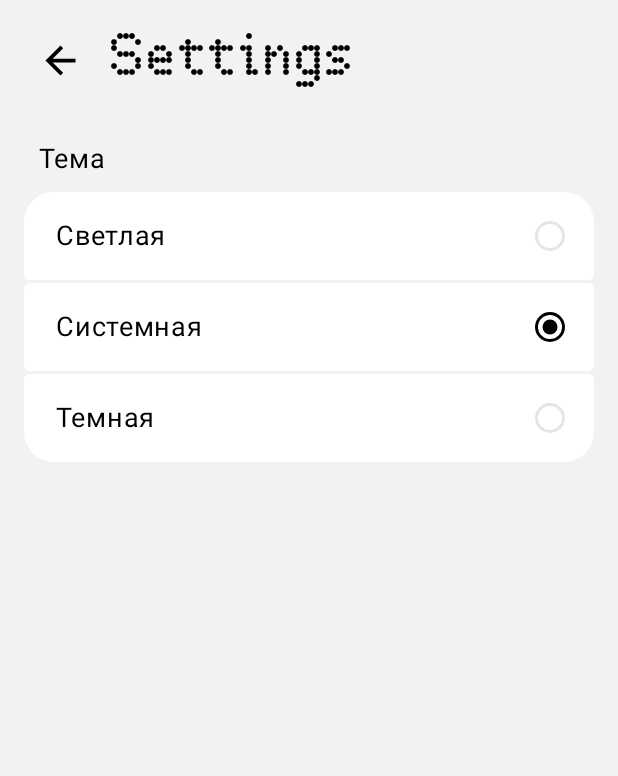
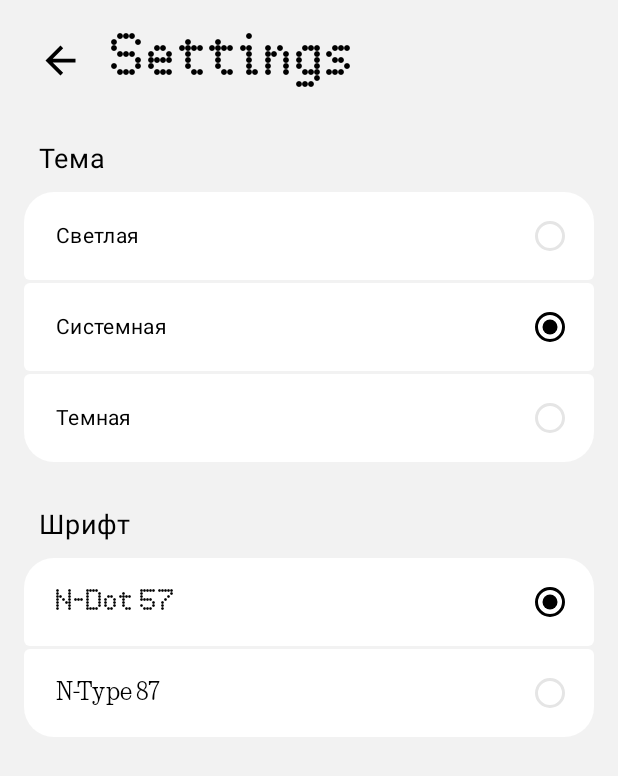
Before and after one commit to imglmd/n-thing-calculator, an Android app built with Jetpack Compose: the screen it shows after launch (MainActivity), after a tap on "Settings", on a phone screen of 412 x 824 dp. Shown: the top 776 px of the screen. Run offline under Robolectric (Android 15) with nearby library versions, the phone set to English and light mode, and no system bars.

Commit message:
changing fontStyle

```diff
--- a/app/src/main/java/com/kiryha/calculator/ui/components/CalculatorButton.kt
+++ b/app/src/main/java/com/kiryha/calculator/ui/components/CalculatorButton.kt
@@ -12,9 +12,13 @@ import androidx.compose.ui.Alignment
 import androidx.compose.ui.Modifier
 import androidx.compose.ui.draw.clip
 import androidx.compose.ui.graphics.Color
+import androidx.compose.ui.platform.LocalContext
 import androidx.compose.ui.text.style.TextAlign
+import androidx.compose.ui.unit.TextUnit
 import androidx.compose.ui.unit.dp
 import androidx.compose.ui.unit.sp
+import com.kiryha.calculator.ui.theme.FontStyle
+import com.kiryha.calculator.utils.PreferencesManager
 
 @Composable
 fun CalculatorButton(
@@ -22,22 +26,30 @@ fun CalculatorButton(
     modifier: Modifier = Modifier,
     color: Color = MaterialTheme.colorScheme.primary,
     textColor: Color = MaterialTheme.colorScheme.onPrimary,
+    fontSize: TextUnit = 49.sp,
     onClick: () -> Unit
 ) {
+    val context = LocalContext.current
+    val currentFont = PreferencesManager.getFontStyle(context)
+
+    val (startPadding, topPadding) = when (currentFont) {
+        FontStyle.NDot57 -> (fontSize.value / 7).dp to (fontSize.value / 7).dp
+        FontStyle.NType87 -> 0.dp to (fontSize.value / 5).dp
+    }
+
     Box(
         contentAlignment = Alignment.Center,
         modifier = modifier
             .clip(CircleShape)
             .clickable { onClick() }
             .background(color = color)
-
-    ){
+    ) {
         Text(
             text = symbol,
-            modifier = Modifier.padding(start = 7.dp, top = 7.dp),      //нужно из-за ебучих отступов в шрифте. отступ должен быть размером в одну точку, т.е. fontSize/7
-            fontSize = 49.sp,
+            modifier = Modifier.padding(start = startPadding, top = topPadding),
+            fontSize = fontSize,
             textAlign = TextAlign.Center,
-            color = textColor,
+            color = textColor
         )
     }
 }
--- a/app/src/main/java/com/kiryha/calculator/ui/components/SettingsRadioButton.kt
+++ b/app/src/main/java/com/kiryha/calculator/ui/components/SettingsRadioButtons.kt
@@ -3,13 +3,11 @@ package com.kiryha.calculator.ui.components
 import androidx.compose.foundation.background
 import androidx.compose.foundation.clickable
 import androidx.compose.foundation.layout.Arrangement
-import androidx.compose.foundation.layout.Box
 import androidx.compose.foundation.layout.Column
 import androidx.compose.foundation.layout.Row
 import androidx.compose.foundation.layout.Spacer
 import androidx.compose.foundation.layout.fillMaxWidth
 import androidx.compose.foundation.layout.padding
-import androidx.compose.foundation.layout.size
 import androidx.compose.foundation.shape.RoundedCornerShape
 import androidx.compose.material3.MaterialTheme
 import androidx.compose.material3.RadioButton
@@ -23,15 +21,16 @@ import androidx.compose.runtime.setValue
 import androidx.compose.ui.Alignment
 import androidx.compose.ui.Modifier
 import androidx.compose.ui.draw.clip
+import androidx.compose.ui.text.TextStyle
 import androidx.compose.ui.unit.dp
 import androidx.compose.ui.unit.sp
 
 @Composable
-fun <T> SettingsRadioButton(
+fun <T> SettingsRadioButtons(
     options: List<T>,
     selectedOption: T,
     onOptionSelected: (T) -> Unit,
-    optionToString: (T) -> String, // Функция для преобразования опции в отображаемый текст
+    optionToTextStyle: (T) -> Pair<String, TextStyle?>, // Изменено: возвращает пару (строка, стиль)
     label: String = "Выберите опцию:",
     modifier: Modifier = Modifier
 ) {
@@ -44,17 +43,18 @@ fun <T> SettingsRadioButton(
             text = label,
             fontSize = 18.sp,
             color = MaterialTheme.colorScheme.onBackground,
-            modifier = Modifier.padding(10.dp))
-        Column (
+            modifier = Modifier.padding(10.dp)
+        )
+        Column(
             modifier = Modifier
                 .clip(RoundedCornerShape(20.dp)),
             verticalArrangement = Arrangement.spacedBy(2.dp)
         ) {
             options.forEach { option ->
+                val (text, textStyle) = optionToTextStyle(option)
                 Row(
                     modifier = Modifier
                         .fillMaxWidth()
-
                         .clip(RoundedCornerShape(4.dp))
                         .clickable {
                             selected = option
@@ -62,12 +62,11 @@ fun <T> SettingsRadioButton(
                         }
                         .background(MaterialTheme.colorScheme.primary)
                         .padding(5.dp),
-                    verticalAlignment = Alignment.CenterVertically,
-
+                    verticalAlignment = Alignment.CenterVertically
                 ) {
                     Text(
-                        text = optionToString(option),
-                        fontSize = 18.sp,
+                        text = text,
+                        style = textStyle ?: MaterialTheme.typography.bodyMedium, // Используем стиль или дефолтный
                         color = MaterialTheme.colorScheme.onPrimary,
                         modifier = Modifier
                             .weight(1f)
@@ -85,10 +84,8 @@ fun <T> SettingsRadioButton(
                             selectedColor = MaterialTheme.colorScheme.onPrimary
                         )
                     )
-
                 }
             }
         }
-
     }
 }
--- a/app/src/main/java/com/kiryha/calculator/ui/screens/MainActivity.kt
+++ b/app/src/main/java/com/kiryha/calculator/ui/screens/MainActivity.kt
@@ -27,6 +27,7 @@ import androidx.navigation.compose.rememberNavController
 import com.kiryha.calculator.ui.calculator.Calculator
 import com.kiryha.calculator.ui.calculator.CalculatorViewModel
 import com.kiryha.calculator.ui.theme.CalculatorTheme
+import com.kiryha.calculator.ui.theme.FontStyle
 import com.kiryha.calculator.ui.theme.ThemeMode
 import com.kiryha.calculator.utils.PreferencesManager
 import kotlinx.serialization.Serializable
@@ -37,10 +38,12 @@ class MainActivity : ComponentActivity() {
         super.onCreate(savedInstanceState)
         enableEdgeToEdge()
         setContent {
-            var currentTheme by remember {
-                mutableStateOf(PreferencesManager.getThemeMode(this))
-            }
-            CalculatorTheme(themeMode = currentTheme) {
+            var currentTheme by remember { mutableStateOf(PreferencesManager.getThemeMode(this)) }
+            var fontStyle by remember { mutableStateOf(PreferencesManager.getFontStyle(this)) }
+            CalculatorTheme(
+                themeMode = currentTheme,
+                fontStyle = fontStyle
+            ) {
                 val navController = rememberNavController()
                 NavHost(
                     navController = navController,
@@ -80,7 +83,11 @@ class MainActivity : ComponentActivity() {
                                 currentTheme = newTheme
                                 PreferencesManager.saveThemeMode(this@MainActivity, newTheme)
                             },
-                            navController = navController,
+                            onFontChanged = { newFont ->
+                                fontStyle = newFont
+                                PreferencesManager.saveFontStyle(this@MainActivity, newFont)
+                            },
+                            navController = navController
                         )
                     }
                 }
--- a/app/src/main/java/com/kiryha/calculator/ui/screens/SettingsScreen.kt
+++ b/app/src/main/java/com/kiryha/calculator/ui/screens/SettingsScreen.kt
@@ -18,29 +18,35 @@ import androidx.compose.runtime.Composable
 import androidx.compose.ui.Alignment
 import androidx.compose.ui.Modifier
 import androidx.compose.ui.platform.LocalContext
+import androidx.compose.ui.text.TextStyle
 import androidx.compose.ui.unit.dp
 import androidx.compose.ui.unit.sp
 import androidx.navigation.NavController
-import com.kiryha.calculator.ui.components.SettingsRadioButton
+import com.kiryha.calculator.ui.components.SettingsRadioButtons
+import com.kiryha.calculator.ui.theme.FontStyle
+import com.kiryha.calculator.ui.theme.NDot57
+import com.kiryha.calculator.ui.theme.NType87
 import com.kiryha.calculator.ui.theme.ThemeMode
 import com.kiryha.calculator.utils.PreferencesManager
 
 @Composable
 fun SettingsScreen(
     onThemeChanged: (ThemeMode) -> Unit,
+    onFontChanged: (FontStyle) -> Unit,
     navController: NavController,
     modifier: Modifier = Modifier
         .fillMaxSize()
         .background(MaterialTheme.colorScheme.background)
-        .statusBarsPadding(),
+        .statusBarsPadding()
 ) {
     val context = LocalContext.current
     val currentTheme = PreferencesManager.getThemeMode(context)
+    val currentFont = PreferencesManager.getFontStyle(context)
 
     Column(modifier = modifier.padding(16.dp)) {
         Row(verticalAlignment = Alignment.CenterVertically) {
             IconButton(
-                onClick = { navController.popBackStack() },
+                onClick = { navController.popBackStack() }
             ) {
                 Icon(
                     imageVector = Icons.Default.ArrowBack,
@@ -56,20 +62,44 @@ fun SettingsScreen(
                 fontSize = 36.sp
             )
         }
-        SettingsRadioButton(
+        SettingsRadioButtons(
             options = listOf(ThemeMode.Light, ThemeMode.System, ThemeMode.Dark),
             selectedOption = currentTheme,
             onOptionSelected = { newTheme ->
+                println("Theme selected: $newTheme") // Для отладки
+                PreferencesManager.saveThemeMode(context, newTheme)
                 onThemeChanged(newTheme)
             },
-            optionToString = { theme ->
+            optionToTextStyle = { theme ->
                 when (theme) {
-                    ThemeMode.Light -> "Светлая"
-                    ThemeMode.System -> "Системная"
-                    ThemeMode.Dark -> "Темная"
+                    ThemeMode.Light -> "Светлая" to null
+                    ThemeMode.System -> "Системная" to null
+                    ThemeMode.Dark -> "Темная" to null
                 }
             },
             label = "Тема"
         )
+        SettingsRadioButtons(
+            options = listOf(FontStyle.NDot57, FontStyle.NType87),
+            selectedOption = currentFont,
+            onOptionSelected = { newFont ->
+                println("Font selected: $newFont") // Для отладки
+                PreferencesManager.saveFontStyle(context, newFont)
+                onFontChanged(newFont)
+            },
+            optionToTextStyle = { font ->
+                when (font) {
+                    FontStyle.NDot57 -> "N-Dot 57" to TextStyle(
+                        fontFamily = NDot57,
+                        fontSize = 18.sp
+                    )
+                    FontStyle.NType87 -> "N-Type 87" to TextStyle(
+                        fontFamily = NType87,
+                        fontSize = 18.sp
+                    )
+                }
+            },
+            label = "Шрифт"
+        )
     }
 }
--- a/app/src/main/java/com/kiryha/calculator/ui/theme/Theme.kt
+++ b/app/src/main/java/com/kiryha/calculator/ui/theme/Theme.kt
@@ -1,19 +1,14 @@
 package com.kiryha.calculator.ui.theme
 
-import android.app.Activity
 import android.os.Build
 import androidx.compose.foundation.isSystemInDarkTheme
 import androidx.compose.material3.MaterialTheme
-import androidx.compose.material3.Typography
 import androidx.compose.material3.darkColorScheme
 import androidx.compose.material3.dynamicDarkColorScheme
 import androidx.compose.material3.dynamicLightColorScheme
 import androidx.compose.material3.lightColorScheme
 import androidx.compose.runtime.Composable
 import androidx.compose.ui.platform.LocalContext
-import androidx.compose.ui.text.TextStyle
-import androidx.compose.ui.text.font.FontWeight
-import androidx.compose.ui.unit.sp
 
 private val DarkColorScheme = darkColorScheme(
     background = Black,
@@ -50,7 +45,7 @@ private val LightColorScheme = lightColorScheme(
 @Composable
 fun CalculatorTheme(
     themeMode: ThemeMode = ThemeMode.System,
-    // Dynamic color is available on Android 12+
+    fontStyle: FontStyle = FontStyle.NDot57,
     dynamicColor: Boolean = false,
     content: @Composable () -> Unit
 ) {
@@ -69,10 +64,14 @@ fun CalculatorTheme(
         darkTheme -> DarkColorScheme
         else -> LightColorScheme
     }
+    val fontFamily = when (fontStyle) {
+        FontStyle.NDot57 -> NDot57
+        FontStyle.NType87 -> NType87
+    }
 
     MaterialTheme(
         colorScheme = colorScheme,
-        typography = Typography,
+        typography = getTypography(fontFamily),
         content = content
     )
 }
@@ -80,3 +79,6 @@ fun CalculatorTheme(
 enum class ThemeMode {
     Light, Dark, System
 }
+enum class FontStyle {
+    NDot57, NType87
+}
--- a/app/src/main/java/com/kiryha/calculator/ui/theme/Type.kt
+++ b/app/src/main/java/com/kiryha/calculator/ui/theme/Type.kt
@@ -2,32 +2,32 @@ package com.kiryha.calculator.ui.theme
 
 import androidx.compose.material3.Typography
 import androidx.compose.ui.text.TextStyle
+import androidx.compose.ui.text.font.FontFamily
 import androidx.compose.ui.text.font.FontWeight
 import androidx.compose.ui.unit.sp
 
-// Set of Material typography styles to start with
-val Typography = Typography(
+fun getTypography(fontFamily: FontFamily): Typography {
+    return Typography(
         bodyLarge = TextStyle(
-        fontFamily = NDot57,
+            fontFamily = fontFamily,
             fontWeight = FontWeight.Normal,
             fontSize = 16.sp,
             lineHeight = 24.sp,
             letterSpacing = 0.5.sp
-    )
-    /* Other default text styles to override
+        ),
         titleLarge = TextStyle(
-        fontFamily = FontFamily.Default,
+            fontFamily = fontFamily,
             fontWeight = FontWeight.Normal,
             fontSize = 22.sp,
             lineHeight = 28.sp,
             letterSpacing = 0.sp
         ),
         labelSmall = TextStyle(
-        fontFamily = FontFamily.Default,
+            fontFamily = fontFamily,
             fontWeight = FontWeight.Medium,
             fontSize = 11.sp,
             lineHeight = 16.sp,
             letterSpacing = 0.5.sp
         )
-    */
     )
+}
--- a/app/src/main/java/com/kiryha/calculator/utils/PreferencesManager.kt
+++ b/app/src/main/java/com/kiryha/calculator/utils/PreferencesManager.kt
@@ -2,11 +2,13 @@ package com.kiryha.calculator.utils
 
 import android.content.Context
 import androidx.core.content.edit
+import com.kiryha.calculator.ui.theme.FontStyle
 import com.kiryha.calculator.ui.theme.ThemeMode
 
 object PreferencesManager {
     private const val PREFS_NAME = "CalculatorPrefs"
     private const val KEY_THEME_MODE = "theme_mode"
+    private const val KEY_FONT_STYLE = "font_style"
 
     fun saveThemeMode(context: Context, themeMode: ThemeMode) {
         val prefs = context.getSharedPreferences(PREFS_NAME, Context.MODE_PRIVATE)
@@ -24,4 +26,21 @@ object PreferencesManager {
             ThemeMode.System
         }
     }
+
+    fun saveFontStyle(context: Context, fontStyle: FontStyle) {
+        val prefs = context.getSharedPreferences(PREFS_NAME, Context.MODE_PRIVATE)
+        prefs.edit {
+            putString(KEY_FONT_STYLE, fontStyle.name)
+        }
+    }
+
+    fun getFontStyle(context: Context): FontStyle {
+        val prefs = context.getSharedPreferences(PREFS_NAME, Context.MODE_PRIVATE)
+        val fontName = prefs.getString(KEY_FONT_STYLE, FontStyle.NDot57.name)
+        return try {
+            FontStyle.valueOf(fontName ?: FontStyle.NDot57.name)
+        } catch (e: IllegalArgumentException) {
+            FontStyle.NDot57
+        }
+    }
 }
```
Lines whose indentation alone changed are shown as unchanged.
